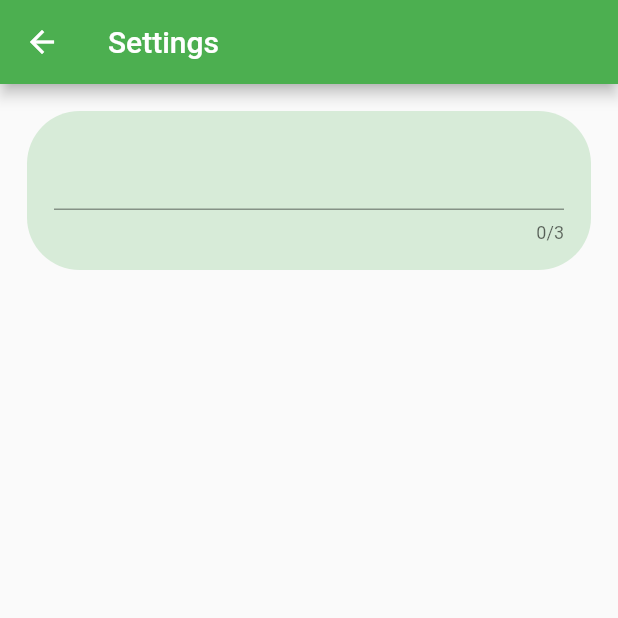
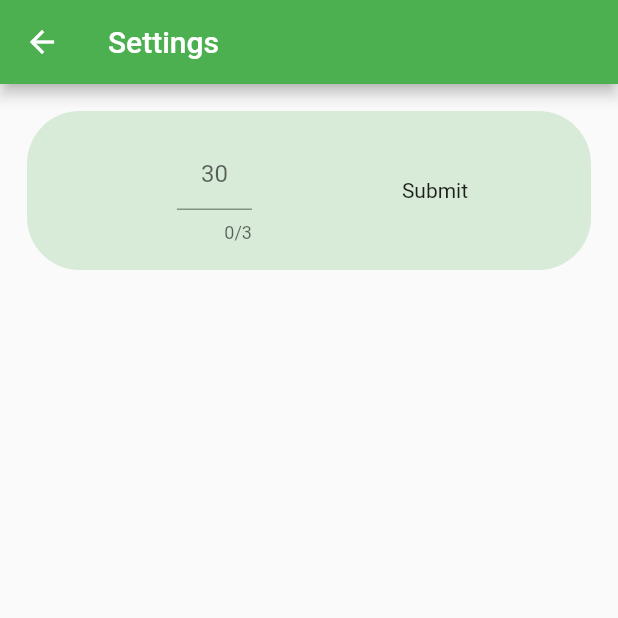
Before and after one commit to BMarx981/craft_dots, a Flutter app: the screen it shows after launch, after a tap on the "settings" icon, on a phone screen of 412 x 824 dp, the top half of it. Run offline on Flutter 3.47's test engine with Material 2 defaults, Android fonts, the phone set to English and light mode, and no system bars; our stand-ins replace flutter_colorpicker.

```diff
--- a/lib/main.dart
+++ b/lib/main.dart
@@ -18,6 +18,7 @@ class CraftDots extends StatelessWidget {
     return MultiProvider(
       providers: [ChangeNotifierProvider(create: (_) => SM())],
       child: MaterialApp(
+        debugShowCheckedModeBanner: false,
         title: 'Craft Dots',
         theme: ThemeData(
           primarySwatch: Colors.blue,
--- a/lib/models/settings_model.dart
+++ b/lib/models/settings_model.dart
@@ -7,4 +7,6 @@ class SM extends ChangeNotifier {
     _size = size;
     notifyListeners();
   }
+
+  int get getSize => _size;
 }
--- a/lib/ui/settings.dart
+++ b/lib/ui/settings.dart
@@ -12,13 +12,16 @@ class SettingsPage extends StatefulWidget {
 
 class _SettingsPageState extends State<SettingsPage> {
   TextEditingController sizeController = TextEditingController();
+  String _currentSize = "";
 
   @override
   Widget build(BuildContext context) {
+    //AnnotaedRegion is for a light colored safeArea
     return AnnotatedRegion<SystemUiOverlayStyle>(
       value: const SystemUiOverlayStyle(
           statusBarColor: Colors.green,
-          statusBarBrightness: Brightness.light, // here what you need
+          statusBarBrightness:
+              Brightness.light, // here's where the white color is sets
           statusBarIconBrightness: Brightness.light),
       child: Scaffold(
         appBar: AppBar(
@@ -35,63 +38,51 @@ class _SettingsPageState extends State<SettingsPage> {
                   color: Colors.green.withOpacity(.2),
                   borderRadius: BorderRadius.circular(35),
                 ),
-                child: Padding(
+                child: Row(
+                  mainAxisAlignment: MainAxisAlignment.spaceEvenly,
+                  children: [
+                    Padding(
                       padding: const EdgeInsets.all(18.0),
+                      child: SizedBox(
+                        width: 50,
                         child: TextField(
+                            decoration: InputDecoration(
+                                //https://timesheet.sidonline.com/Html/TimeEntryGridView.aspx?SelectedBatch=2021-11-16
+                                hintText: Provider.of<SM>(context)
+                                    .getSize
+                                    .toString()),
                             textAlign: TextAlign.center,
                             onSubmitted: (str) {
-                      Provider.of<SM>(context).updateSize(int.parse(str));
+                              Provider.of<SM>(context)
+                                  .updateSize(int.parse(_currentSize));
+                            },
+                            onChanged: (str) {
+                              if (int.parse(str).isNaN) {
+                                ScaffoldMessenger.of(context).showSnackBar(
+                                    const SnackBar(
+                                        content: Text("Must be a number.")));
+                              }
+                              _currentSize = str;
                             },
                             controller: sizeController,
                             maxLength: 3,
                             keyboardType: TextInputType.number,
+                            textInputAction: TextInputAction.go),
                       ),
+                    ),
+                    GestureDetector(
+                      onTap: () {
+                        Provider.of<SM>(context, listen: false)
+                            .updateSize(int.parse(_currentSize));
+                        FocusScope.of(context).unfocus();
+                      },
+                      child: const SizedBox(child: Text("Submit")),
+                    )
+                  ],
                 ),
               ),
             ),
           ]),
-          // Padding(
-          //   padding: const EdgeInsets.all(8.0),
-          //   child: Center(
-          //     child: Column(
-          //       children: [
-          //         Padding(
-          //           padding: const EdgeInsets.all(8.0),
-          //           child: Container(
-          //             padding: const EdgeInsets.all(8.0),
-          //             decoration: BoxDecoration(
-          //                 borderRadius: BorderRadius.circular(25),
-          //                 color: Colors.blue.withOpacity(.2)),
-          //             child: Padding(
-          //               padding: const EdgeInsets.all(8.0),
-          //               child: Row(
-          //                 children: [
-          //                   const Icon(Icons.menu),
-          //                   Padding(
-          //                     padding: const EdgeInsets.all(8.0),
-          //                     child: TextField(
-          //                       keyboardType: TextInputType.number,
-          //                       decoration: const InputDecoration(
-          //                         // border: OutlineInputBorder(
-          //                         //   borderRadius: BorderRadius.circular(25.0),
-          //                         //   borderSide: const BorderSide(),
-          //                         // ),
-          //                         label: Text("Enter size here."),
-          //                         // labelText: "Enter size here",
-          //                       ),
-          //                       maxLength: 3,
-          //                       controller: sizeController,
-          //                     ),
-          //                   ),
-          //                 ],
-          //               ),
-          //             ),
-          //           ),
-          //         ),
-          //       ],
-          //     ),
-          //   ),
-          // ),
         ),
       ),
     );
```
Also changed, not shown: lib/ui/peg_board.dart (+13 -0 lines). Lines whose indentation alone changed are shown as unchanged.
